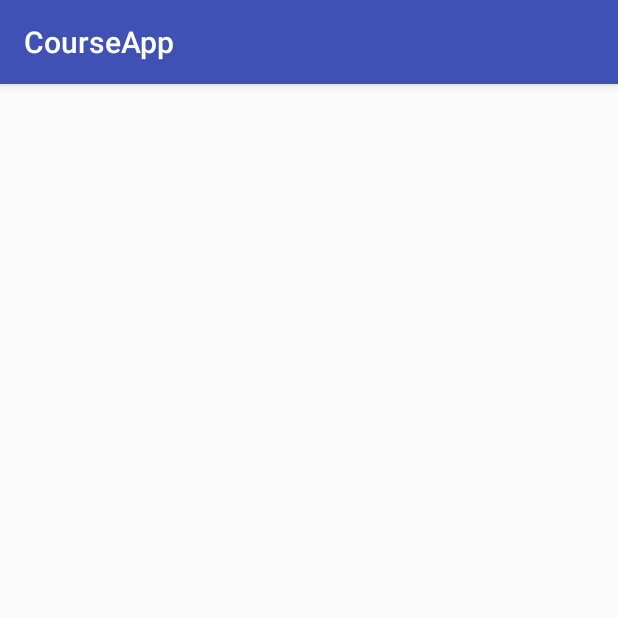
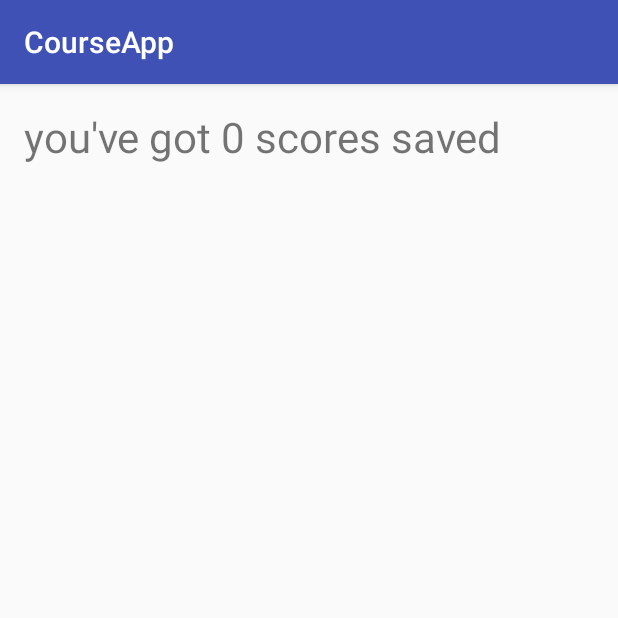
Before and after one commit to Niko88/MobileDevCourseApp, an Android app: the screen it shows after launch (HighScoreActivity), after a tap on "HIGH SCORES", on a phone screen of 412 x 824 dp, the top half of it. Run offline under Robolectric (Android 15) with nearby library versions, the phone set to English and light mode, and no system bars; libraries missing offline, so code that uses them is left out: io.paperdb; 3 statements that could not run were skipped.

Commit message:
HighScores
Added High score activity

```diff
--- a/app/src/main/java/com/example/nicholasesposito/courseapp/HighScoreActivity.java
+++ b/app/src/main/java/com/example/nicholasesposito/courseapp/HighScoreActivity.java
@@ -2,12 +2,27 @@ package com.example.nicholasesposito.courseapp;
 
 import android.support.v7.app.AppCompatActivity;
 import android.os.Bundle;
+import android.widget.TextView;
+import android.widget.Toast;
+
+import java.util.ArrayList;
+import java.util.List;
+
+import io.paperdb.Paper;
 
 public class HighScoreActivity extends AppCompatActivity {
+
+    public TextView totView;
 
     @Override
     protected void onCreate(Bundle savedInstanceState) {
         super.onCreate(savedInstanceState);
         setContentView(R.layout.activity_high_score);
+        //Paper.init(this);
+        List<HighScoreObject> ScoreList = Paper.book().read("highscores", new ArrayList<HighScoreObject>());
+        totView = (TextView) findViewById(R.id.totView);
+        int total = ScoreList.size();
+        totView.setText("you've got "+ total + " scores saved");
+
     }
 }
--- a/app/src/main/java/com/example/nicholasesposito/courseapp/IntroductionActivity.java
+++ b/app/src/main/java/com/example/nicholasesposito/courseapp/IntroductionActivity.java
@@ -7,6 +7,12 @@ import android.view.View;
 import android.widget.Button;
 import android.widget.TextView;
 
+import java.util.ArrayList;
+import java.util.List;
+
+import io.paperdb.Paper;
+
+
 public class IntroductionActivity extends AppCompatActivity {
 
     private Button btnAbout;
@@ -14,10 +20,13 @@ public class IntroductionActivity extends AppCompatActivity {
     private Button btnScores;
     private TextView txtHighScores;
 
+
     @Override
     protected void onCreate(Bundle savedInstanceState) {
         super.onCreate(savedInstanceState);
         setContentView(R.layout.activity_introduction);
+
+        Paper.init(this);
 
         btnAbout = (Button) findViewById(R.id.aboutButton);
         btnAbout.setOnClickListener(new View.OnClickListener() {
@@ -44,8 +53,15 @@ public class IntroductionActivity extends AppCompatActivity {
                 startActivity(i);
             }
         });
+        List<HighScoreObject> highScrs = Paper.book().read("highscores", new ArrayList<HighScoreObject>());
+        int maxScore = 0;
+        for (HighScoreObject h : highScrs){
 
+            if (h.getScore() > maxScore){
+                maxScore = h.getScore();
+            }
+        }
         txtHighScores = (TextView) findViewById(R.id.scoreLabel);
-        txtHighScores.setText("High score = %d");
+        txtHighScores.setText("High score =" + maxScore);
     }
 }
--- a/app/src/main/java/com/example/nicholasesposito/courseapp/MainActivity.java
+++ b/app/src/main/java/com/example/nicholasesposito/courseapp/MainActivity.java
@@ -142,7 +142,7 @@ public class MainActivity extends AppCompatActivity {
         setUpQuestion();
         toast.cancel();
         toast1.cancel();
-        Paper.init(this);
+        //Paper.init(this);
     }
 
     @Override
@@ -165,7 +165,7 @@ public class MainActivity extends AppCompatActivity {
 
                                 //new high score
 
-                                HighScoreObject highScore = new HighScoreObject(score, "Nik", new Date().getTime());
+                                HighScoreObject highScore = new HighScoreObject(score,m_Text, new Date().getTime());
                                 //get user prefs
 
                                 List<HighScoreObject> highScores = Paper.book().read("highscores", new ArrayList<HighScoreObject>());
@@ -177,6 +177,8 @@ public class MainActivity extends AppCompatActivity {
 
 
                                 Toast.makeText(MainActivity.this, "Thanks "+m_Text,Toast.LENGTH_SHORT).show();
+
+
 
                                 finish();
                             }
--- a/app/src/main/res/layout/activity_high_score.xml
+++ b/app/src/main/res/layout/activity_high_score.xml
@@ -7,4 +7,11 @@
     android:paddingBottom="@dimen/activity_vertical_margin"
     tools:context="com.example.nicholasesposito.courseapp.HighScoreActivity">
 
+    <TextView
+        android:layout_width="wrap_content"
+        android:layout_height="wrap_content"
+        android:text="aaaa"
+        android:textSize="28dp"
+        android:id="@+id/totView"/>
+
 </RelativeLayout>
```
